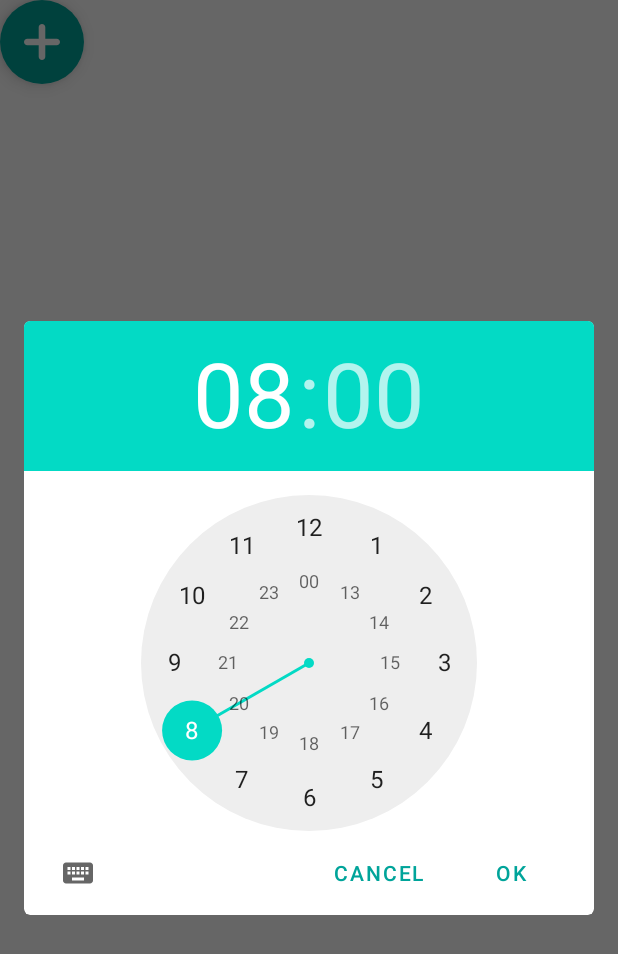
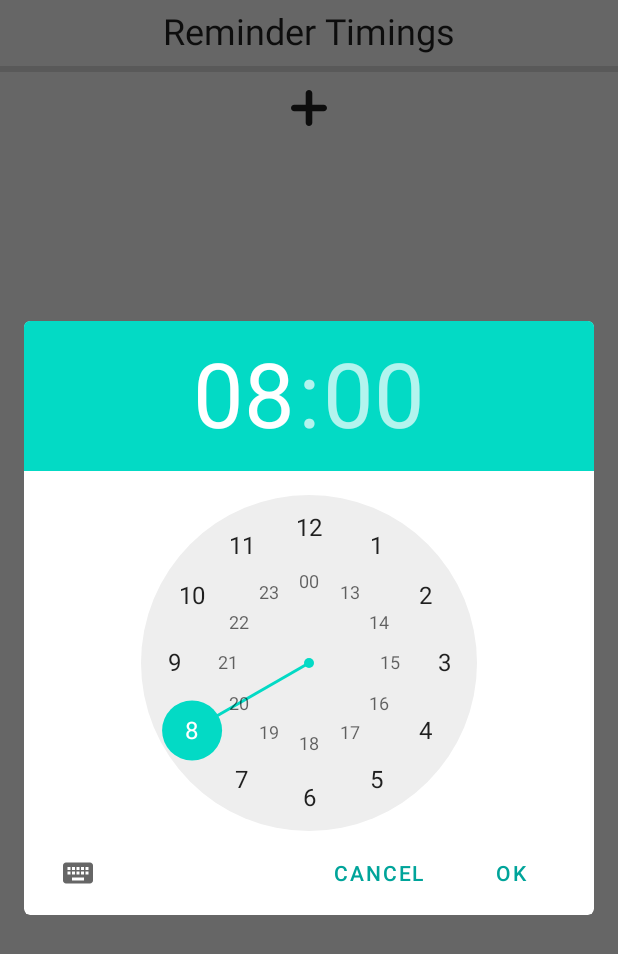
Before and after one commit to sameep-sehgal/drink-water-reminder, an Android app built with Jetpack Compose: the composable ReminderTimingsDialogContent shown on its own in the app's theme, after a tap on "Add new Reminder", on a phone screen of 412 x 824 dp. Shown: the top 954 px of the screen. Run offline under Robolectric (Android 15) with nearby library versions, the phone set to English and light mode, and no system bars; our stand-ins replace Dagger/Hilt's generated code, Room's generated code.

Commit message:
ViewModel for ReminderDialog functions written, ReminderTimingsDialog now shows stored reminders in Database, Created new dialog implementation ShowDialog didnt work, Need to refactor code in ReminderTimingsDialog and fix UI not updating on active status change of any reminder

```diff
--- a/app/src/main/java/com/example/myapplication/dependencyinjection/AppModule.kt
+++ b/app/src/main/java/com/example/myapplication/dependencyinjection/AppModule.kt
@@ -5,8 +5,8 @@ import androidx.room.Room
 import com.example.myapplication.data.preferencedatastore.PreferenceDataStore
 import com.example.myapplication.data.roomdatabase.WaterDatabaseDao
 import com.example.myapplication.data.roomdatabase.WaterDatabase
+import com.example.myapplication.repository.ReminderRepository
 import com.example.myapplication.repository.WaterDataRepository
-import com.example.myapplication.ui.screens.hometab.HomeTabViewModel
 import dagger.Module
 import dagger.Provides
 import dagger.hilt.InstallIn
@@ -37,6 +37,11 @@ object AppModule {
     fun provideWaterDataRepository(waterDatabaseDao: WaterDatabaseDao,preferenceDataStore: PreferenceDataStore):WaterDataRepository
         = WaterDataRepository(waterDatabaseDao = waterDatabaseDao, preferenceDataStore = preferenceDataStore)
 
+    @Singleton
+    @Provides
+    fun provideReminderRepository(waterDatabaseDao: WaterDatabaseDao,preferenceDataStore: PreferenceDataStore):ReminderRepository
+        = ReminderRepository(waterDatabaseDao = waterDatabaseDao, preferenceDataStore = preferenceDataStore)
+
     //Not reqd viewmodels are already annotated by HiltViewModel
 //    @Singleton
 //    @Provides
--- a/app/src/main/java/com/example/myapplication/repository/ReminderRepository.kt
+++ b/app/src/main/java/com/example/myapplication/repository/ReminderRepository.kt
@@ -19,9 +19,9 @@ class ReminderRepository @Inject constructor(
     = waterDatabaseDao.updateReminderTiming(reminderTiming)
 
   suspend fun deleteReminderTiming(reminderTiming: ReminderTimings)
-          = waterDatabaseDao.deleteReminderTiming(reminderTiming)
+    = waterDatabaseDao.deleteReminderTiming(reminderTiming)
 
   suspend fun insertReminderTiming(reminderTiming: ReminderTimings)
-          = waterDatabaseDao.insertReminderTiming(reminderTiming)
+    = waterDatabaseDao.insertReminderTiming(reminderTiming)
 
 }
--- a/app/src/main/java/com/example/myapplication/ui/screens/hometab/components/dialogs/ReminderTimingsDialog.kt
+++ b/app/src/main/java/com/example/myapplication/ui/screens/hometab/components/dialogs/ReminderTimingsDialog.kt
@@ -3,34 +3,48 @@ package com.example.myapplication.ui.screens.hometab.components.dialogs
 import android.util.Log
 import androidx.compose.foundation.background
 import androidx.compose.foundation.clickable
-import androidx.compose.foundation.layout.Arrangement
-import androidx.compose.foundation.layout.Column
-import androidx.compose.foundation.layout.Row
+import androidx.compose.foundation.layout.*
+import androidx.compose.foundation.lazy.LazyColumn
+import androidx.compose.foundation.lazy.items
+import androidx.compose.foundation.rememberScrollState
 import androidx.compose.material.*
-import androidx.compose.runtime.Composable
-import androidx.compose.runtime.MutableState
-import androidx.compose.runtime.mutableStateOf
-import androidx.compose.runtime.remember
+import androidx.compose.runtime.*
 import androidx.compose.ui.Modifier
 import androidx.compose.ui.res.painterResource
+import androidx.compose.ui.text.style.TextAlign
+import androidx.compose.ui.unit.dp
+import androidx.compose.ui.window.Dialog
+import androidx.compose.ui.zIndex
 import androidx.lifecycle.viewmodel.compose.viewModel
 import com.example.myapplication.R
 import com.example.myapplication.data.models.ReminderTimings
-import com.example.myapplication.ui.components.ShowDialog
 import com.example.myapplication.ui.theme.Typography
 
 @Composable
 fun ReminderTimingsDialog(setShowReminderTimingsDialog: (Boolean)->Unit){
-  val title = "Reminder Timings"
-  ShowDialog(title = title,content = { ReminderTimingsDialogContent() }, setShowDialog = setShowReminderTimingsDialog)
+  Dialog(
+    onDismissRequest = { setShowReminderTimingsDialog(false) }
+  ) {
+    Box(
+      modifier = Modifier
+        .background(MaterialTheme.colors.background)
+        .fillMaxHeight(0.85f)
+        .padding(8.dp)
+    ) {
+      ReminderTimingsDialogContent()
+    }
+  }
+
+//  ShowDialog(title = title,content = { ReminderTimingsDialogContent() }, setShowDialog = setShowReminderTimingsDialog)
 }
 
 @Composable
 fun ReminderTimingsDialogContent(){
-  val reminderTimings: List<ReminderTimings> = emptyList()
   val (showTimePicker, setShowTimePicker) =  remember { mutableStateOf(false) }
   val reminderTimingsDialogViewModel = viewModel<ReminderTimingsDialogViewModel>()
   val selectedReminderTiming:MutableState<ReminderTimings?> =  remember { mutableStateOf(null) }
+  val reminderTimings = reminderTimingsDialogViewModel.reminderTimings.collectAsState()
+  val title = "Reminder Timings"
 
   if(showTimePicker){
     Log.d("$showTimePicker", "ReminderTimingsDialogContent: Show Time Picker")
@@ -41,24 +55,44 @@ fun ReminderTimingsDialogContent(){
     )
   }
 
-  Column(
-      modifier = Modifier.background(MaterialTheme.colors.background)
-  ) {
-    reminderTimings.forEach {
+  Column {
+    Text(
+      modifier = Modifier
+        .fillMaxWidth()
+        .padding(horizontal = 0.dp, vertical = 8.dp)
+        .zIndex(2f),
+      text = title,
+      textAlign = TextAlign.Center
+    )
+    Divider(thickness = 4.dp)
+
+    LazyColumn(
+      modifier = Modifier.weight(1f,false)
+    ){
+      items(reminderTimings.value){
         Row {
-       Text(modifier = Modifier.weight(1f)
+          Text(modifier = Modifier
+            .weight(1f)
             .clickable {
               selectedReminderTiming.value = it
+              setShowTimePicker(true)
             },
             text = it.time,
             style = Typography.body1
           )
           Switch(
             checked = it.active,
-         onCheckedChange = { TODO() }
+            onCheckedChange = { currValue ->
+              it.active = currValue
+              reminderTimingsDialogViewModel.updateReminderTiming(it)
+  //           TODO("Delete Repeating notification for this time")
+            }
           )
           IconButton(
-          onClick = { /*TODO*/ }
+            onClick = {
+              reminderTimingsDialogViewModel.deleteReminderTiming(it)
+  //            TODO("Delete Repeating notification for this time")
+            }
           ) {
             Icon(
               painter = painterResource(id = R.drawable.delete_icon),
@@ -68,13 +102,56 @@ fun ReminderTimingsDialogContent(){
         }
       }
     }
+
+//  Column(
+//    modifier = Modifier
+//      .background(MaterialTheme.colors.background)
+//      .verticalScroll(scrollState)
+//      .heightIn(300.dp, 500.dp)
+//      .weight(1f, false)
+//  ) {
+//    reminderTimings.value.forEach {
+//      Row {
+//        Text(modifier = Modifier
+//          .weight(1f)
+//          .clickable {
+//            selectedReminderTiming.value = it
+//            setShowTimePicker(true)
+//          },
+//          text = it.time,
+//          style = Typography.body1
+//        )
+//        Switch(
+//          checked = it.active,
+//          onCheckedChange = { currValue ->
+//            it.active = currValue
+//            reminderTimingsDialogViewModel.updateReminderTiming(it)
+////           TODO("Delete Repeating notification for this time")
+//          }
+//        )
+//        IconButton(
+//          onClick = {
+//            reminderTimingsDialogViewModel.deleteReminderTiming(it)
+////            TODO("Delete Repeating notification for this time")
+//          }
+//        ) {
+//          Icon(
+//            painter = painterResource(id = R.drawable.delete_icon),
+//            contentDescription = "Delete Reminder"
+//          )
+//        }
+//      }
+//    }
+//  }
   Row(
-    horizontalArrangement = Arrangement.Center
+    modifier = Modifier
+      .fillMaxWidth()
+      .zIndex(2f),
+    horizontalArrangement = Arrangement.Center,
   ) {
-     FloatingActionButton(
+    IconButton(
       onClick = {
         selectedReminderTiming.value = null
-         Log.d("Add Reminder", "Reminder On Click")
         setShowTimePicker(true)
       }
     ) {
@@ -85,3 +162,4 @@ fun ReminderTimingsDialogContent(){
     }
   }
   }
+}
--- a/app/src/main/java/com/example/myapplication/ui/screens/hometab/components/dialogs/ReminderTimingsDialogViewModel.kt
+++ b/app/src/main/java/com/example/myapplication/ui/screens/hometab/components/dialogs/ReminderTimingsDialogViewModel.kt
@@ -1,21 +1,65 @@
 package com.example.myapplication.ui.screens.hometab.components.dialogs
 
+import android.util.Log
 import androidx.lifecycle.SavedStateHandle
 import androidx.lifecycle.ViewModel
+import androidx.lifecycle.viewModelScope
+import com.example.myapplication.data.models.DrinkLogs
+import com.example.myapplication.data.models.ReminderTimings
+import com.example.myapplication.repository.ReminderRepository
 import com.example.myapplication.repository.WaterDataRepository
 import dagger.hilt.android.lifecycle.HiltViewModel
+import kotlinx.coroutines.Dispatchers
+import kotlinx.coroutines.flow.*
+import kotlinx.coroutines.launch
 import javax.inject.Inject
 
 @HiltViewModel
 class ReminderTimingsDialogViewModel @Inject constructor(
   private val savedStateHandle: SavedStateHandle,//For Hilt
-  waterDataRepository: WaterDataRepository
+  private val reminderRepository: ReminderRepository
 ): ViewModel(){
   val TAG = ReminderTimingsDialogViewModel::class.simpleName
 
   init{
-
+    getReminderTimings()
   }
 
+  private val _reminderTimings = MutableStateFlow<List<ReminderTimings>>(emptyList())
+  val reminderTimings : StateFlow<List<ReminderTimings>> =  _reminderTimings.asStateFlow()
+
+  private fun getReminderTimings() {
+    viewModelScope.launch (Dispatchers.IO){
+      reminderRepository.getReminderTimings().distinctUntilChanged()
+        .catch { e->
+          Log.e(TAG, "error before collecting from Flow", )
+        }
+        .collect {
+          if(it.isNullOrEmpty()) Log.d("getTodaysDrinkLogs",
+            "Today's Drink Logs List is empty")
+          else {
+            _reminderTimings.value = it.sortedBy { it.time }
+          }
+        }
+    }
+  }
+
+  fun insertReminderTiming(reminderTiming: ReminderTimings){
+    viewModelScope.launch (Dispatchers.IO) {
+      reminderRepository.insertReminderTiming(reminderTiming = reminderTiming)
+    }
+  }
+
+  fun deleteReminderTiming(reminderTiming: ReminderTimings){
+    viewModelScope.launch (Dispatchers.IO) {
+      reminderRepository.deleteReminderTiming(reminderTiming = reminderTiming)
+    }
+  }
+
+  fun updateReminderTiming(reminderTiming: ReminderTimings){
+    viewModelScope.launch (Dispatchers.IO) {
+      reminderRepository.updateReminderTiming(reminderTiming = reminderTiming)
+    }
+  }
 
 }
--- a/app/src/main/java/com/example/myapplication/ui/theme/Theme.kt
+++ b/app/src/main/java/com/example/myapplication/ui/theme/Theme.kt
@@ -33,7 +33,7 @@ private val LightColorPalette = lightColors(
 )
 
 @Composable
-fun MyApplicationTheme(
+fun ApplicationTheme(
     darkTheme: Boolean = isSystemInDarkTheme(),
     content: @Composable() () -> Unit
 ) {
```
Also changed, not shown: app/src/main/AndroidManifest.xml (+6 -2 lines), app/src/main/java/com/example/myapplication/MainActivity.kt (+3 -4 lines), app/src/main/java/com/example/myapplication/ReminderTimingsActivity.kt (added, +24 -0 lines), app/src/main/java/com/example/myapplication/ui/components/ShowDialog.kt (+13 -12 lines), app/src/main/java/com/example/myapplication/ui/screens/hometab/components/dialogs/TimePicker.kt (+24 -4 lines), app/src/main/java/com/example/myapplication/utils/TimeString.kt (+11 -0 lines). Lines whose indentation alone changed are shown as unchanged.
